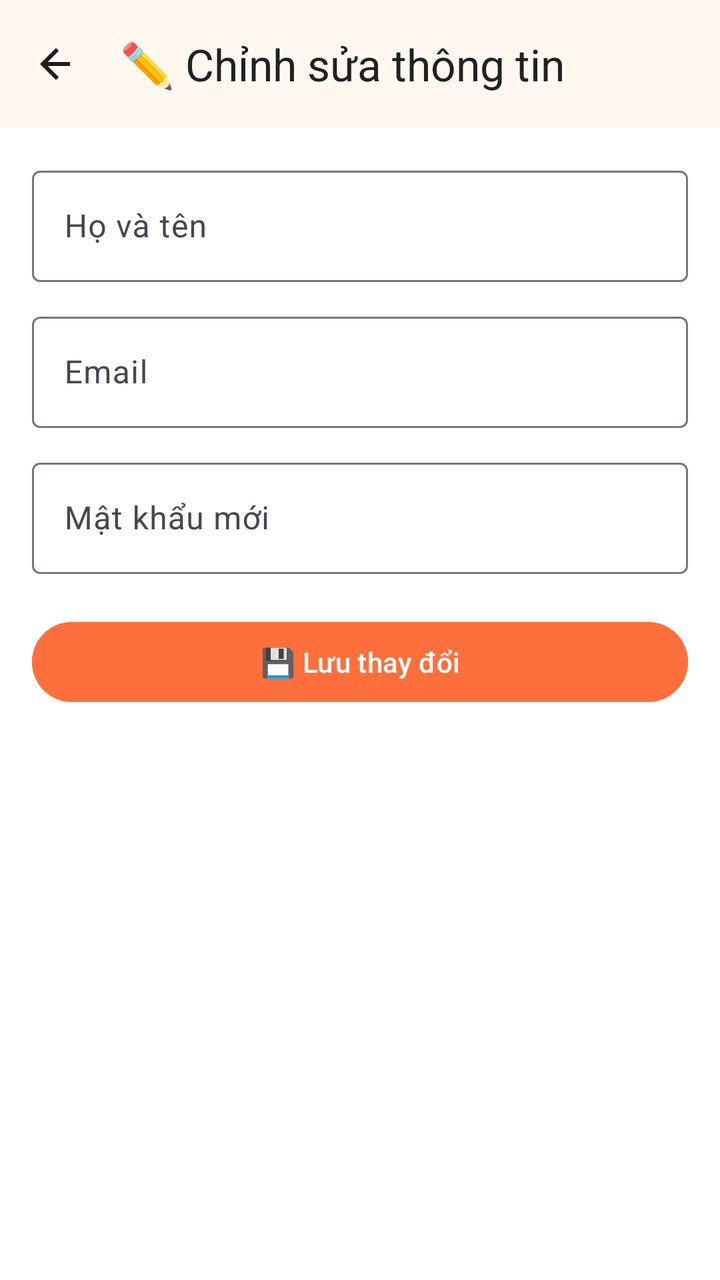
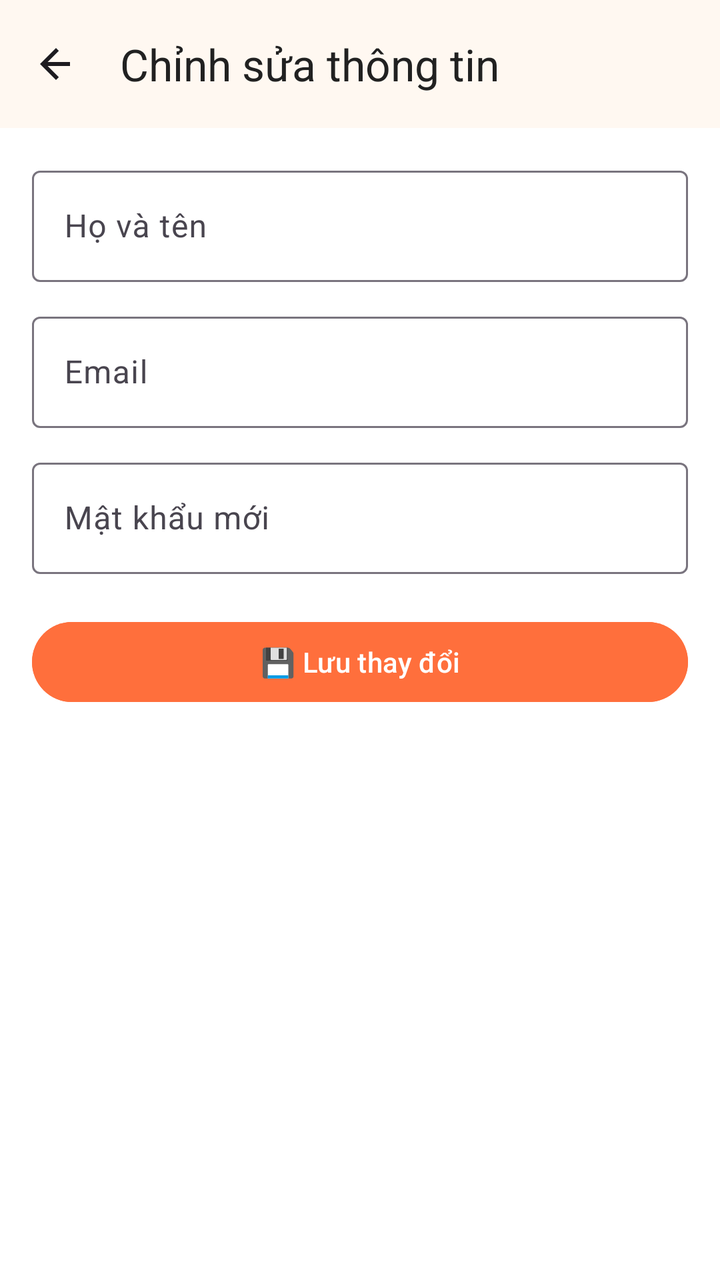

An Android layout rendered at two revisions. The XML below is the earlier revision; the diff shows what the commit changed to produce the second picture.
<!-- AndroidManifest.xml: application theme Theme.Angiday -->
<!-- res/layout/activity_edit_pf.xml -->
<?xml version="1.0" encoding="utf-8"?>
<LinearLayout xmlns:android="http://schemas.android.com/apk/res/android"
    xmlns:app="http://schemas.android.com/apk/res-auto"
    android:layout_width="match_parent"
    android:layout_height="match_parent"
    android:orientation="vertical"
    android:background="@color/colorBackground">

    
    <com.google.android.material.appbar.MaterialToolbar
        android:id="@+id/topAppBar"
        style="@style/Widget.Material3.Toolbar"
        android:layout_width="match_parent"
        android:layout_height="?attr/actionBarSize"
        app:title="✏️ Chỉnh sửa thông tin"
        app:titleTextColor="@color/colorOnSurface"
        app:navigationIcon="@drawable/ic_arrow_back_24"
        android:background="@color/colorSurface"
        android:elevation="4dp"
        android:fitsSystemWindows="true" />

    
    <ScrollView
        android:layout_width="match_parent"
        android:layout_height="match_parent"
        android:padding="@dimen/padding_large"
        android:background="@color/colorBackground">

        <LinearLayout
            android:layout_width="match_parent"
            android:layout_height="wrap_content"
            android:orientation="vertical">

            
            <com.google.android.material.textfield.TextInputLayout
                android:layout_width="match_parent"
                android:layout_height="wrap_content"
                android:hint="Họ và tên">

                <com.google.android.material.textfield.TextInputEditText
                    android:id="@+id/edtName"
                    android:layout_width="match_parent"
                    android:layout_height="wrap_content"
                    android:inputType="textPersonName"
                    android:textColor="@color/colorOnSurface"
                    android:textColorHint="@color/colorMuted" />
            </com.google.android.material.textfield.TextInputLayout>

            
            <com.google.android.material.textfield.TextInputLayout
                android:layout_width="match_parent"
                android:layout_height="wrap_content"
                android:hint="Email"
                android:layout_marginTop="@dimen/margin_normal">

                <com.google.android.material.textfield.TextInputEditText
                    android:id="@+id/edtEmail"
                    android:layout_width="match_parent"
                    android:layout_height="wrap_content"
                    android:inputType="textEmailAddress"
                    android:textColor="@color/colorOnSurface"
                    android:textColorHint="@color/colorMuted" />
            </com.google.android.material.textfield.TextInputLayout>

            
            <com.google.android.material.textfield.TextInputLayout
                android:layout_width="match_parent"
                android:layout_height="wrap_content"
                android:hint="Mật khẩu mới"
                android:layout_marginTop="@dimen/margin_normal">

                <com.google.android.material.textfield.TextInputEditText
                    android:id="@+id/edtPassword"
                    android:layout_width="match_parent"
                    android:layout_height="wrap_content"
                    android:inputType="textPassword"
                    android:textColor="@color/colorOnSurface"
                    android:textColorHint="@color/colorMuted" />
            </com.google.android.material.textfield.TextInputLayout>

            
            <com.google.android.material.button.MaterialButton
                android:id="@+id/btnSave"
                android:layout_width="match_parent"
                android:layout_height="wrap_content"
                android:text="💾 Lưu thay đổi"
                android:textAllCaps="false"
                android:layout_marginTop="@dimen/margin_large"
                android:backgroundTint="@color/colorPrimary"
                android:textColor="@color/colorOnPrimary" />
        </LinearLayout>
    </ScrollView>
</LinearLayout>
<!-- resources referenced by this layout -->
<resources>
  <color name="colorBackground">#FFFFFF</color>
  <color name="colorMuted">#757575</color>
  <color name="colorOnPrimary">#FFFFFF</color>
  <color name="colorOnSurface">#212121</color>
  <color name="colorPrimary">#FF6F3C</color>
  <color name="colorSurface">#FFF8F1</color>
  <dimen name="margin_large">20dp</dimen>
  <dimen name="margin_normal">12dp</dimen>
  <dimen name="padding_large">16dp</dimen>
  <!-- drawable ic_arrow_back_24 (drawable) -->
  <?xml version="1.0" encoding="utf-8"?>
  <vector xmlns:android="http://schemas.android.com/apk/res/android"
      android:width="24dp"
      android:height="24dp"
      android:viewportWidth="24"
      android:viewportHeight="24"
      android:tint="?attr/colorOnSurface">
  
      
      <path
          android:fillColor="@android:color/black"
          android:pathData="M19,11H7.83l5.59,-5.59L12,4l-8,8 8,8 1.41,-1.41L7.83,13H19v-2z"/>
  </vector>
  <style name="Theme.Angiday" parent="Base.Theme.Angiday" />
  <style name="Base.Theme.Angiday" parent="Theme.Material3.DayNight.NoActionBar">
          
          
      </style>
</resources>

<!-- the commit's change to res/layout/activity_edit_pf.xml (unified diff, before → after) -->
@@ -12,12 +12,11 @@
         style="@style/Widget.Material3.Toolbar"
         android:layout_width="match_parent"
         android:layout_height="?attr/actionBarSize"
-        app:title="✏️ Chỉnh sửa thông tin"
-        app:titleTextColor="@color/colorOnSurface"
-        app:navigationIcon="@drawable/ic_arrow_back_24"
         android:background="@color/colorSurface"
         android:elevation="4dp"
-        android:fitsSystemWindows="true" />
+        app:title="Chỉnh sửa thông tin"
+        app:titleTextColor="@color/colorOnSurface"
+        app:navigationIcon="@drawable/ic_arrow_back_24" />
 
     
     <ScrollView
